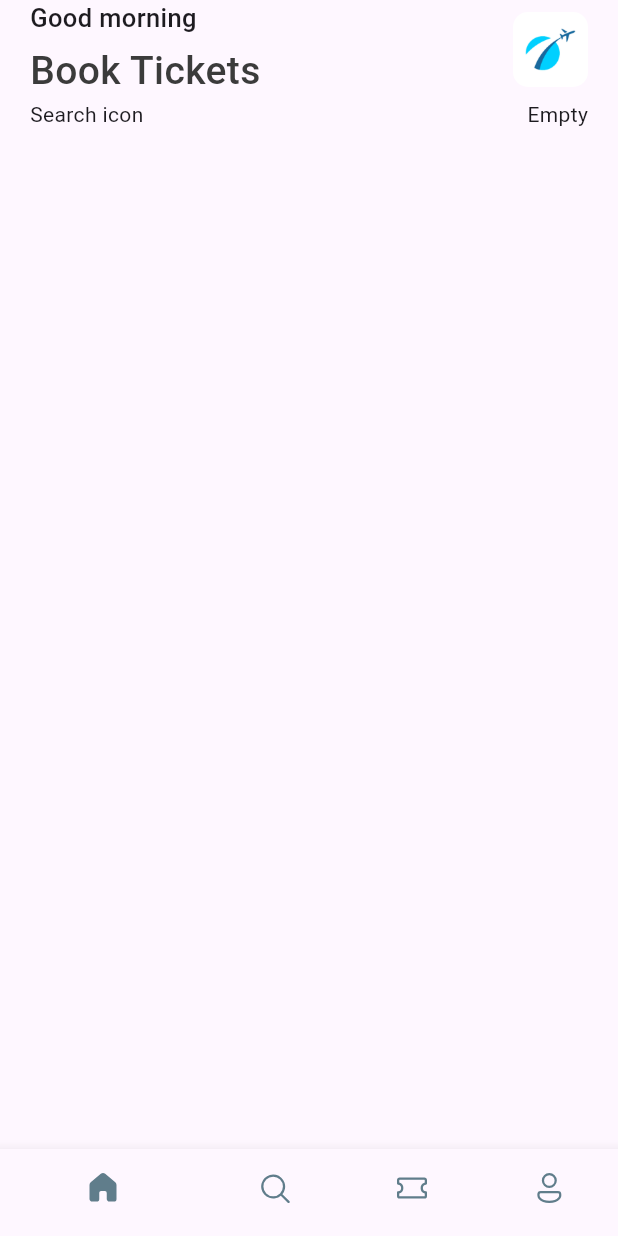
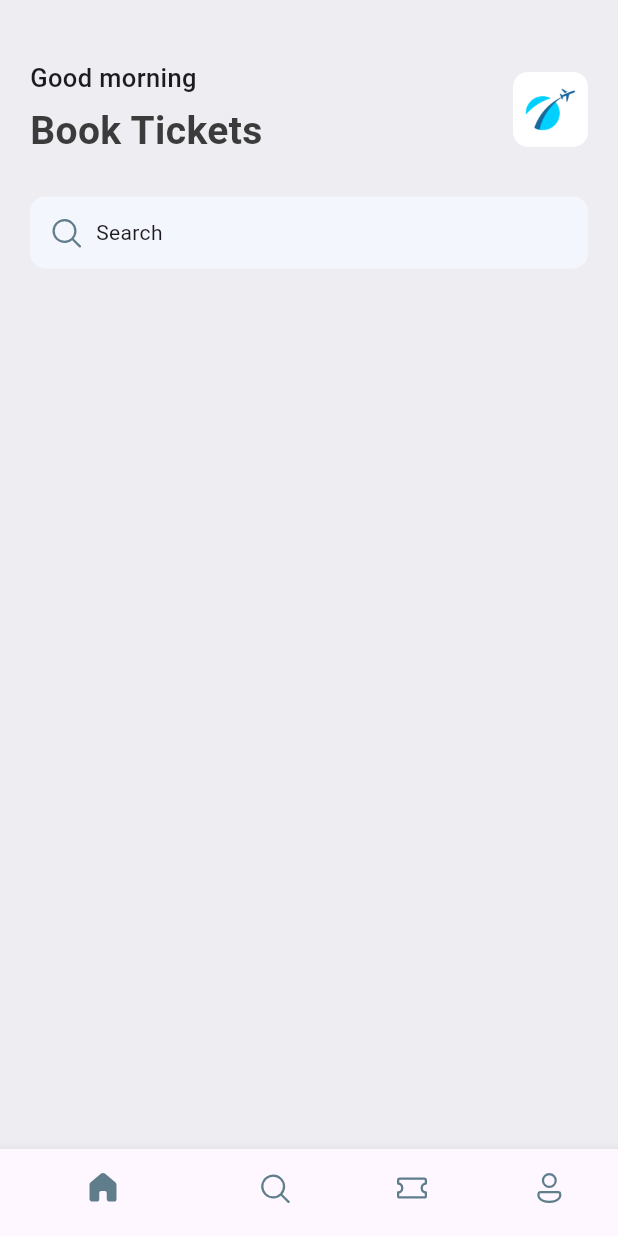
Before and after one commit to ChetSovisoth/flutter_ticket_app, a Flutter app: the screen it shows after launch, on a phone screen of 412 x 824 dp. Run offline on Flutter 3.47's test engine with Material 3 defaults, Android fonts, the phone set to English and light mode, and no system bars; our stand-ins replace fluentui_icons.

Commit message:
search bar

```diff
--- a/lib/base/bottom_navbar.dart
+++ b/lib/base/bottom_navbar.dart
@@ -1,5 +1,6 @@
 import 'package:fluentui_icons/fluentui_icons.dart';
 import 'package:flutter/material.dart';
+import 'package:ticket_app/res/styles/app_styles.dart';
 import 'package:ticket_app/screens/home_screen.dart';
 
 class BottomNavbar extends StatefulWidget {
@@ -29,17 +30,13 @@ class _BottomNavbarState extends State<BottomNavbar> {
   @override
   Widget build(BuildContext context) {
     return Scaffold(
-      // appBar: AppBar(
-      //   title: const Text("My Ticketing App"),
-      //   backgroundColor: Colors.red[100],
-      // ),
       body: appScreens[_selectedIndex],
 
       bottomNavigationBar: BottomNavigationBar(
         onTap: _onItemTapped,
         currentIndex: _selectedIndex,
-        selectedItemColor: Colors.blueGrey,
-        unselectedItemColor: Colors.blueGrey,
+        selectedItemColor: AppStyles.iconColor,
+        unselectedItemColor: AppStyles.iconColor,
         showSelectedLabels: false,
         items: const [
           BottomNavigationBarItem(
--- a/lib/main.dart
+++ b/lib/main.dart
@@ -11,6 +11,7 @@ class MyApp extends StatelessWidget {
    @override
   Widget build(BuildContext context) {
     return const MaterialApp(
+      debugShowCheckedModeBanner: false,
       home: BottomNavbar()
     );
   }
--- a/lib/res/styles/app_styles.dart
+++ b/lib/res/styles/app_styles.dart
@@ -3,10 +3,12 @@ import 'package:flutter/material.dart';
 class AppStyles {
   static Color primaryColor = const Color(0xff687daf);
   static Color textColor = const Color(0xff3b3b3b);
+  static Color iconColor = const Color.fromRGBO(96, 125, 139, 1);
+  static Color bgColor = const Color(0xffeeedf2);
 
   static TextStyle headLineStyle1 = TextStyle(
     fontSize: 26,
-    fontWeight: FontWeight.w500,
+    fontWeight: FontWeight.bold,
     color: textColor
   );
 
--- a/lib/screens/home_screen.dart
+++ b/lib/screens/home_screen.dart
@@ -1,3 +1,4 @@
+import 'package:fluentui_icons/fluentui_icons.dart';
 import 'package:flutter/material.dart';
 import 'package:ticket_app/res/media.dart';
 import 'package:ticket_app/res/styles/app_styles.dart';
@@ -8,8 +9,10 @@ class HomeScreen extends StatelessWidget {
   @override
   Widget build(BuildContext context) {
     return Scaffold(
+      backgroundColor: AppStyles.bgColor,
       body: ListView(
         children:  [
+          const SizedBox(height: 40),
           Container(
             padding: const EdgeInsets.symmetric(horizontal: 20),
             child: Column(
@@ -41,13 +44,21 @@ class HomeScreen extends StatelessWidget {
                     ),
                   ],
                 ),
-                const Row(
-                  mainAxisAlignment: MainAxisAlignment.spaceBetween,
-                  children: [
-                    Text('Search icon'),
-                    Text('Empty')
-                  ],
-                )
+                const SizedBox(height: 25),
+                Container(
+                  padding: const EdgeInsets.symmetric(horizontal: 12, vertical: 12),
+                  decoration: BoxDecoration(
+                    borderRadius: BorderRadius.circular(10),
+                    color: const  Color(0xfff4f6fd),
+                  ),
+                  child: Row(
+                    children: [
+                      Icon(FluentSystemIcons.ic_fluent_search_regular, color: AppStyles.iconColor),
+                      const SizedBox(width: 8),
+                      const Text('Search')
+                    ],
+                  ),
+                ),
               ],
             )
           )
```
